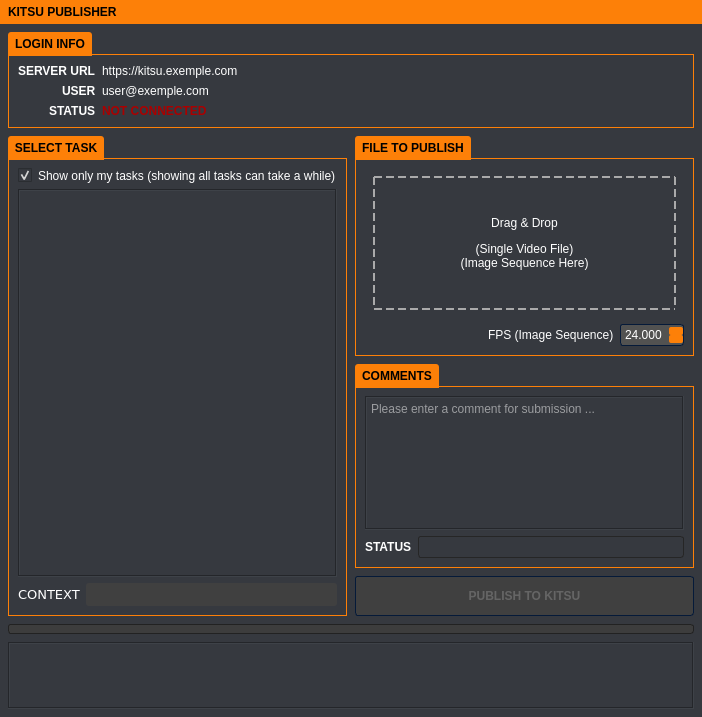
Qt form kitsu_publish_standalone/ui/kitsu_publisher_standalone.ui (emilemassie/kitsu-publisher) before a commit.
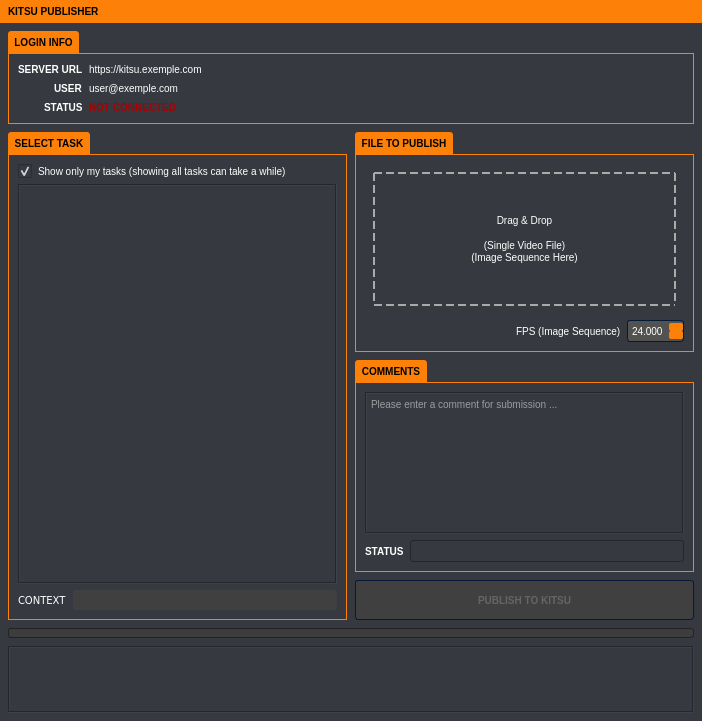
The same form after that commit. Icons and pictures are not drawn.

What changed in the file:
```diff
--- a/kitsu_publish_standalone/ui/kitsu_publisher_standalone.ui
+++ b/kitsu_publish_standalone/ui/kitsu_publisher_standalone.ui
@@ -7,7 +7,7 @@
     <x>0</x>
     <y>0</y>
     <width>702</width>
-    <height>717</height>
+    <height>721</height>
    </rect>
   </property>
   <property name="windowTitle">
@@ -24,6 +24,7 @@
 	background-color: #36393f;
 	color: #ffffff;
 	border-color: #051a39;
+	font-size: 10px;
 
 }
 
@@ -1477,8 +1478,7 @@
                   <property name="font">
                    <font>
                     <family>Verdana</family>
-                    <pointsize>10</pointsize>
-                    <weight>50</weight>
+                    <pointsize>-1</pointsize>
                     <italic>false</italic>
                     <bold>false</bold>
                    </font>
@@ -1496,8 +1496,7 @@
                   <property name="font">
                    <font>
                     <family>Verdana</family>
-                    <pointsize>10</pointsize>
-                    <weight>50</weight>
+                    <pointsize>-1</pointsize>
                     <italic>false</italic>
                     <bold>false</bold>
                    </font>
@@ -1711,8 +1710,11 @@
          </property>
          <property name="html">
           <string>&lt;!DOCTYPE HTML PUBLIC &quot;-//W3C//DTD HTML 4.0//EN&quot; &quot;http://www.w3.org/TR/REC-html40/strict.dtd&quot;&gt;
-&lt;html&gt;&lt;head&gt;&lt;meta name=&quot;qrichtext&quot; content=&quot;1&quot; /&gt;&lt;style type=&quot;text/css&quot;&gt;
+&lt;html&gt;&lt;head&gt;&lt;meta name=&quot;qrichtext&quot; content=&quot;1&quot; /&gt;&lt;meta charset=&quot;utf-8&quot; /&gt;&lt;style type=&quot;text/css&quot;&gt;
 p, li { white-space: pre-wrap; }
+hr { height: 1px; border-width: 0; }
+li.unchecked::marker { content: &quot;\2610&quot;; }
+li.checked::marker { content: &quot;\2612&quot;; }
 &lt;/style&gt;&lt;/head&gt;&lt;body style=&quot; font-family:'Verdana'; font-size:6pt; font-weight:400; font-style:normal;&quot;&gt;
 &lt;p style=&quot;-qt-paragraph-type:empty; margin-top:0px; margin-bottom:0px; margin-left:0px; margin-right:0px; -qt-block-indent:0; text-indent:0px;&quot;&gt;&lt;br /&gt;&lt;/p&gt;&lt;/body&gt;&lt;/html&gt;</string>
          </property>
```
